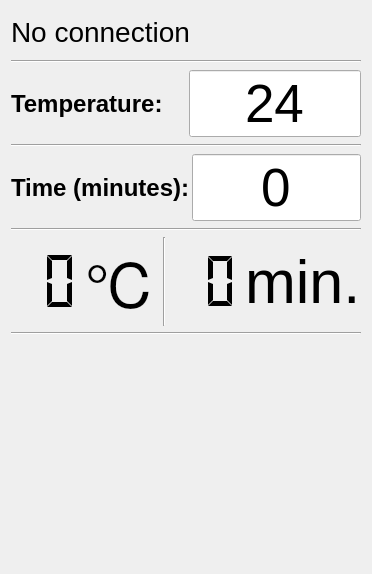
Old version of the form mainwindow.ui in the repository vanya1301/acetone-bath-Qt-part.
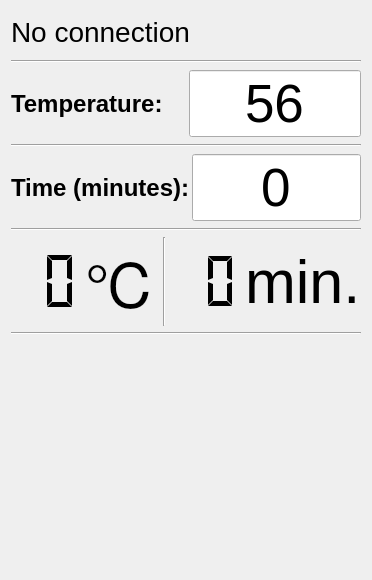
New version of the form. Icons and pictures are not drawn.

Patch:
```diff
--- a/mainwindow.ui
+++ b/mainwindow.ui
@@ -7,7 +7,7 @@
     <x>0</x>
     <y>0</y>
     <width>372</width>
-    <height>574</height>
+    <height>580</height>
    </rect>
   </property>
   <property name="sizePolicy">
@@ -147,7 +147,7 @@
            <number>100</number>
           </property>
           <property name="value">
-           <number>24</number>
+           <number>56</number>
           </property>
           <property name="displayIntegerBase">
            <number>10</number>
```
